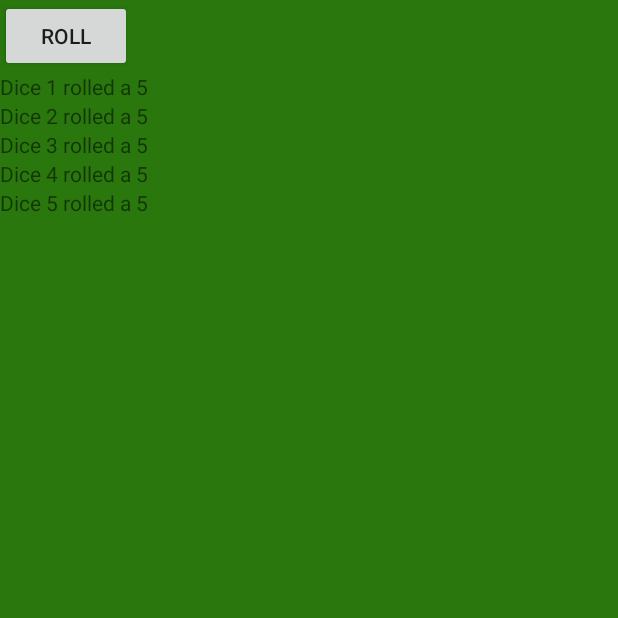
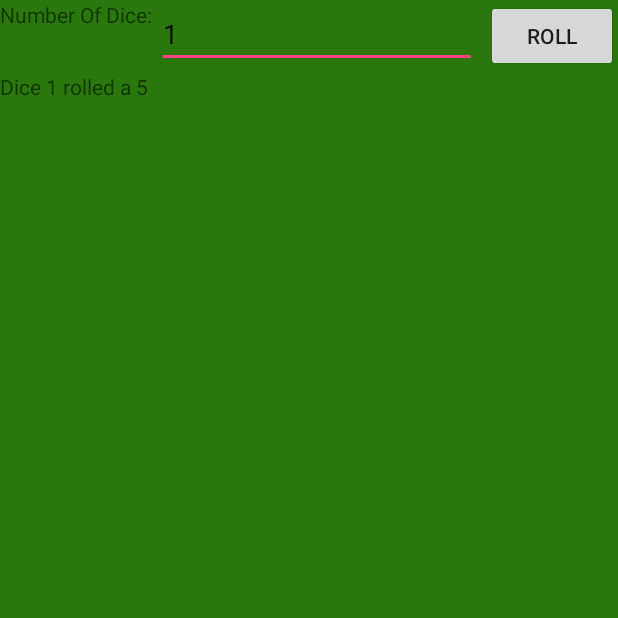
Before and after one commit to Eggertron/Dice, an Android app: the screen it shows after launch (MainActivity), after a tap on "ROLL", on a phone screen of 412 x 824 dp, the top half of it. Run offline under Robolectric (Android 15) with nearby library versions, the phone set to English and light mode, and no system bars; our stand-ins replace AdMob.

Commit message:
added variable number of dice

```diff
--- a/app/build.gradle
+++ b/app/build.gradle
@@ -7,8 +7,8 @@ android {
         applicationId "com.edgarhandev.edgar.dice"
         minSdkVersion 15
         targetSdkVersion 26
-        versionCode 1
-        versionName "1.0"
+        versionCode 3
+        versionName "3.0"
         testInstrumentationRunner "android.support.test.runner.AndroidJUnitRunner"
     }
     buildTypes {
--- a/app/src/main/java/com/edgarhandev/edgar/dice/MainActivity.java
+++ b/app/src/main/java/com/edgarhandev/edgar/dice/MainActivity.java
@@ -22,15 +22,54 @@ public class MainActivity extends AppCompatActivity {
     private Button roll;
     private int numOfDices;
     private AdView mAdView;
+    private TextView numOfDicesText;
 
     @Override
     protected void onCreate(Bundle savedInstanceState) {
         super.onCreate(savedInstanceState);
         setContentView(R.layout.activity_main);
 
-        numOfDices = 5;
         linearLayout = (LinearLayout)findViewById(R.id.linearlayout);
+        roll = (Button)findViewById(R.id.roll);
+        roll.setOnClickListener(new View.OnClickListener() {
+            public void onClick(View v) {
+                rollDice();
+            }
+        });
+        init();
+
+        // Sample AdMob app ID: ca-app-pub-3940256099942544~3347511713
+        // sample adunitid="ca-app-pub-3940256099942544/6300978111"
+        String YOUR_ADMOB_APP_ID = "ca-app-pub-5445092696369420~5615527026";
+        MobileAds.initialize(this, YOUR_ADMOB_APP_ID);
+
+        mAdView = (AdView)findViewById(R.id.adView);
+        //AdView mAdView = new AdView(this);
+        //mAdView.setAdSize(AdSize.BANNER);
+        // ads:adUnitId="ca-app-pub-5445092696369420/4517588848"
+        //mAdView.setAdUnitId("ca-app-pub-3940256099942544/6300978111");
+        // TODO: Add adView to your view hierarchy.
+        //linearLayout.addView(mAdView);
+        AdRequest adRequest = new AdRequest.Builder().build();
+        mAdView.loadAd(adRequest);
+    }
+
+    public void init() {
+        linearLayout.removeAllViews();
+        numOfDicesText = findViewById(R.id.numOfDiceText);
+        numOfDices = Integer.parseInt(numOfDicesText.getText().toString());
         textViews = new ArrayList<TextView>();
+
+        // sanity check
+        if (numOfDices < 1) {
+            numOfDicesText.setText("1");
+            numOfDices = 1;
+        }
+        if (numOfDices > 10) {
+            numOfDicesText.setText("10");
+            numOfDices = 10;
+        }
+
         for (int i = 0; i < numOfDices; i++) {
             textViews.add(new TextView(this));
             textViews.get(i).setText("this is " + i + ".");
@@ -40,28 +79,20 @@ public class MainActivity extends AppCompatActivity {
         for (int i = 0; i < numOfDices; i++) {
             dices.add(new Dice());
         }
-        roll = (Button)findViewById(R.id.roll);
-        roll.setOnClickListener(new View.OnClickListener() {
-            public void onClick(View v) {
-                rollDice();
-            }
-        });
-
-        // Sample AdMob app ID: ca-app-pub-3940256099942544~3347511713
-        String YOUR_ADMOB_APP_ID = "ca-app-pub-5445092696369420~5615527026";
-        MobileAds.initialize(this, YOUR_ADMOB_APP_ID);
-
-        mAdView = (AdView)findViewById(R.id.adView);
-        //AdView mAdView = new AdView(this);
-        //mAdView.setAdSize(AdSize.BANNER);
-        //mAdView.setAdUnitId("ca-app-pub-3940256099942544/6300978111");
-        // TODO: Add adView to your view hierarchy.
-        //linearLayout.addView(mAdView);
-        AdRequest adRequest = new AdRequest.Builder().build();
-        mAdView.loadAd(adRequest);
     }
 
     public void rollDice() {
+        // check for a change in number of dices
+        try {
+            if (numOfDices != Integer.parseInt(numOfDicesText.getText().toString())) {
+                init();
+            }
+        }
+        catch (Exception e) {
+            System.out.println(e);
+            numOfDicesText.setText("1");
+            init();
+        }
         for (int i = 0; i < numOfDices; i++) {
             textViews.get(i).setText("Dice " + (i+1) + " rolled a " + dices.get(i).roll());
         }
--- a/app/src/main/res/layout/activity_main.xml
+++ b/app/src/main/res/layout/activity_main.xml
@@ -5,17 +5,37 @@
     android:layout_height="match_parent"
     tools:context="com.edgarhandev.edgar.dice.MainActivity">
 
+    <Button
+        android:layout_width="wrap_content"
+        android:layout_height="wrap_content"
+        android:layout_alignParentRight="true"
+        android:text="Roll"
+        android:id="@+id/roll"/>
+
+    <TextView
+        android:layout_width="wrap_content"
+        android:layout_height="wrap_content"
+        android:layout_alignParentLeft="true"
+        android:text="Number Of Dice: "
+        android:id="@+id/numberOfDiceText"/>
+
+    <EditText
+        android:layout_width="wrap_content"
+        android:layout_height="wrap_content"
+        android:layout_toRightOf="@+id/numberOfDiceText"
+        android:id="@+id/numOfDiceText"
+        android:ems="10"
+        android:hint="Between 1 and 10"
+        android:inputType="number"
+        android:text="1" />
+
     <LinearLayout
         android:layout_width="match_parent"
         android:layout_height="match_parent"
+        android:layout_below="@+id/roll"
         android:id="@+id/linearlayout"
         android:orientation="vertical">
 
-        <Button
-            android:layout_width="wrap_content"
-            android:layout_height="wrap_content"
-            android:text="Roll"
-            android:id="@+id/roll"/>
 
     </LinearLayout>
 
```
